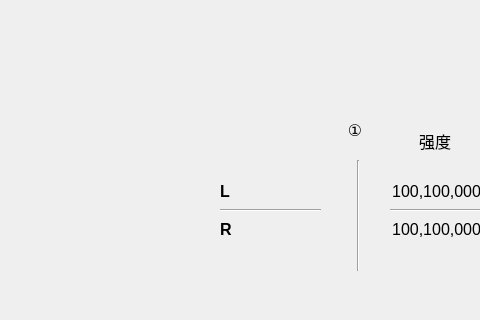
This is TempForm.ui in YeeeeRQ/SpeakerTest as Qt 5 draws it before an edit; both pictures show x 0 to 480 and y 0 to 320 of the 1217 by 883 pixel window. The edited form follows.
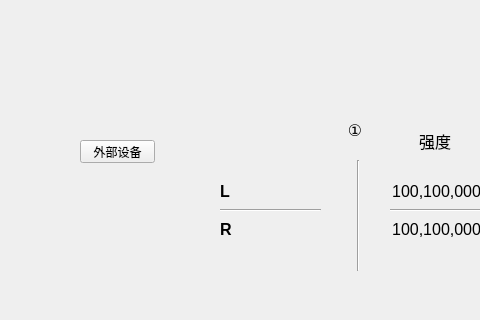
This is the edited form.

What changed in the file:
```diff
--- a/TempForm.ui
+++ b/TempForm.ui
@@ -758,6 +758,19 @@
     <set>Qt::AlignCenter</set>
    </property>
   </widget>
+  <widget class="QPushButton" name="btnSetting4Devices">
+   <property name="geometry">
+    <rect>
+     <x>80</x>
+     <y>140</y>
+     <width>75</width>
+     <height>23</height>
+    </rect>
+   </property>
+   <property name="text">
+    <string>外部设备</string>
+   </property>
+  </widget>
  </widget>
  <resources/>
  <connections/>
```
